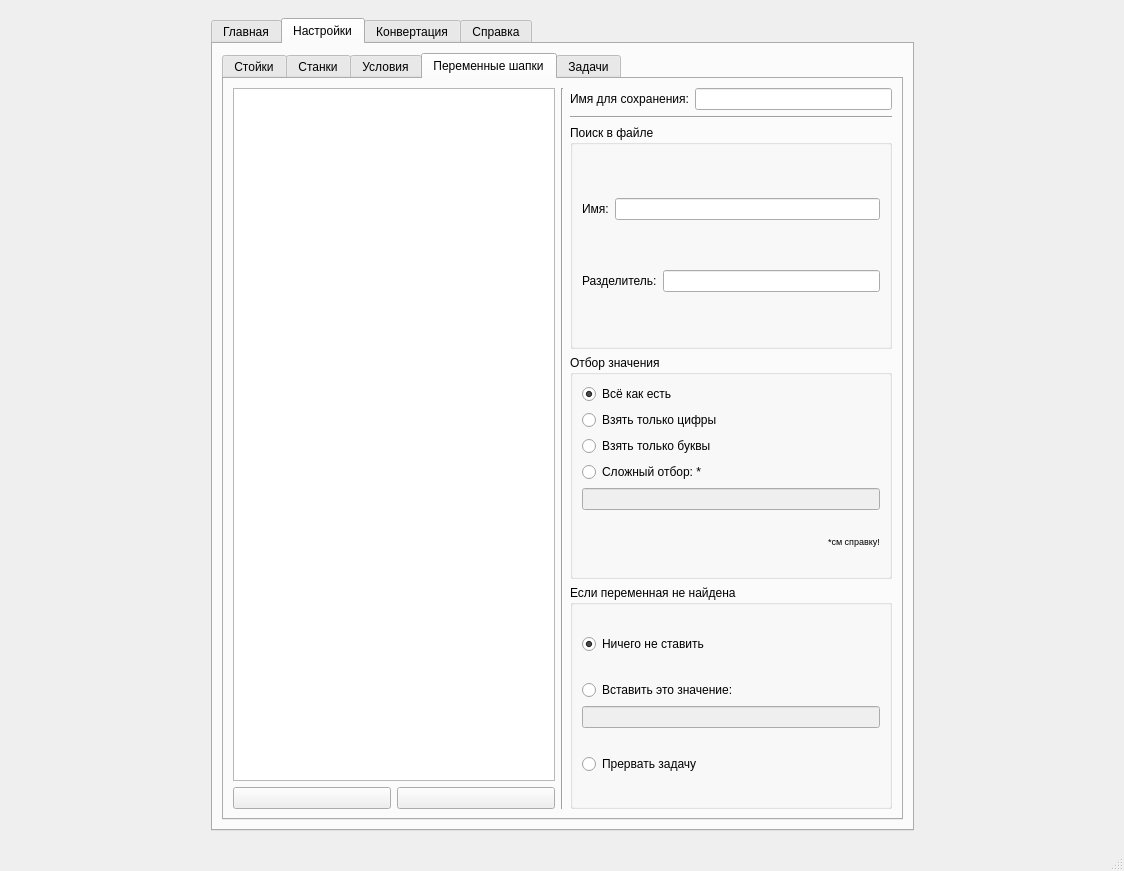
Qt form docs/pyside2-designer/ui.ui (filthps/CNC-File-Parser) before a commit.
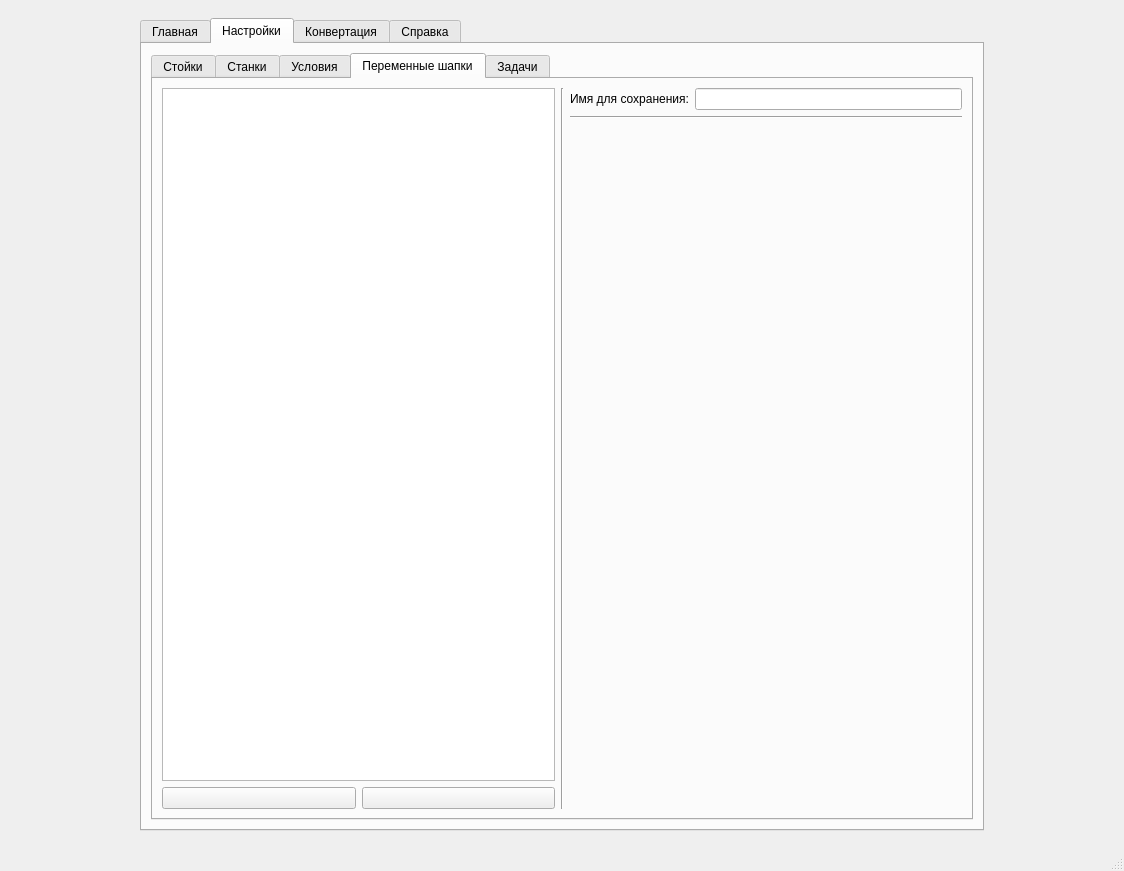
The same form after that commit. The open tabs and pages were chosen to show the change. Icons and pictures are not drawn.

Patch:
```diff
--- a/docs/pyside2-designer/ui.ui
+++ b/docs/pyside2-designer/ui.ui
@@ -225,7 +225,7 @@
                <string notr="true"/>
               </property>
               <property name="currentIndex">
-               <number>2</number>
+               <number>3</number>
               </property>
               <widget class="QWidget" name="tab_2">
                <attribute name="title">
@@ -685,20 +685,37 @@
                <attribute name="title">
                 <string>Условия</string>
                </attribute>
-               <layout class="QHBoxLayout" name="horizontalLayout_65">
+               <layout class="QVBoxLayout" name="verticalLayout_66">
                 <item>
-                 <layout class="QVBoxLayout" name="verticalLayout_67">
-                  <item>
-                   <widget class="QListWidget" name="conditions_list"/>
+                 <widget class="QListWidget" name="conditions_list">
+                  <property name="sizePolicy">
+                   <sizepolicy hsizetype="Expanding" vsizetype="Expanding">
+                    <horstretch>0</horstretch>
+                    <verstretch>0</verstretch>
+                   </sizepolicy>
+                  </property>
+                  <property name="minimumSize">
+                   <size>
+                    <width>800</width>
+                    <height>0</height>
+                   </size>
+                  </property>
+                 </widget>
                   </item>
                   <item>
                    <layout class="QHBoxLayout" name="horizontalLayout_64">
                     <item>
-                     <widget class="QPushButton" name="add_button_3">
-                      <property name="text">
-                       <string/>
-                      </property>
-                     </widget>
+                   <spacer name="horizontalSpacer_22">
+                    <property name="orientation">
+                     <enum>Qt::Horizontal</enum>
+                    </property>
+                    <property name="sizeHint" stdset="0">
+                     <size>
+                      <width>40</width>
+                      <height>20</height>
+                     </size>
+                    </property>
+                   </spacer>
                     </item>
                     <item>
                      <widget class="QPushButton" name="remove_button_3">
@@ -707,14 +724,32 @@
                       </property>
                      </widget>
                     </item>
-                   </layout>
+                  <item>
+                   <widget class="QPushButton" name="add_button_3">
+                    <property name="text">
+                     <string/>
+                    </property>
+                   </widget>
                   </item>
+                  <item>
+                   <spacer name="horizontalSpacer_40">
+                    <property name="orientation">
+                     <enum>Qt::Horizontal</enum>
+                    </property>
+                    <property name="sizeHint" stdset="0">
+                     <size>
+                      <width>40</width>
+                      <height>20</height>
+                     </size>
+                    </property>
+                   </spacer>
+                  </item>
                  </layout>
                 </item>
                 <item>
-                 <widget class="Line" name="line">
+                 <widget class="Line" name="line_21">
                   <property name="orientation">
-                   <enum>Qt::Vertical</enum>
+                   <enum>Qt::Horizontal</enum>
                   </property>
                  </widget>
                 </item>
@@ -725,7 +760,7 @@
                     <property name="title">
                      <string>Значение условия:</string>
                     </property>
-                    <layout class="QHBoxLayout" name="horizontalLayout_63">
+                    <layout class="QHBoxLayout" name="horizontalLayout_61">
                      <item>
                       <widget class="QRadioButton" name="radioButton_45">
                        <property name="text">
@@ -743,19 +778,14 @@
                     </layout>
                    </widget>
                   </item>
-                  <item>
-                   <widget class="Line" name="line_20">
-                    <property name="orientation">
-                     <enum>Qt::Horizontal</enum>
-                    </property>
-                   </widget>
-                  </item>
                   <item>
                    <widget class="QGroupBox" name="groupBox_19">
                     <property name="title">
                      <string>Условие проверки:</string>
                     </property>
-                    <layout class="QHBoxLayout" name="horizontalLayout_58">
+                    <layout class="QHBoxLayout" name="horizontalLayout_65">
+                     <item>
+                      <layout class="QHBoxLayout" name="horizontalLayout_63">
                      <item>
                       <layout class="QVBoxLayout" name="verticalLayout_62">
                        <item>
@@ -814,7 +844,14 @@
                       </layout>
                      </item>
                      <item>
-                      <layout class="QVBoxLayout" name="verticalLayout_66">
+                        <widget class="Line" name="line">
+                         <property name="orientation">
+                          <enum>Qt::Vertical</enum>
+                         </property>
+                        </widget>
+                       </item>
+                       <item>
+                        <layout class="QHBoxLayout" name="horizontalLayout_58">
                        <item>
                         <widget class="QLabel" name="label_36">
                          <property name="text">
@@ -828,13 +865,8 @@
                       </layout>
                      </item>
                     </layout>
-                   </widget>
-                  </item>
-                  <item>
-                   <widget class="Line" name="line_21">
-                    <property name="orientation">
-                     <enum>Qt::Horizontal</enum>
-                    </property>
+                     </item>
+                    </layout>
                    </widget>
                   </item>
                   <item>
@@ -871,7 +903,7 @@
                           </widget>
                          </item>
                          <item>
-                          <widget class="QComboBox" name="comboBox">
+                          <widget class="QComboBox" name="parent_condition_combobox">
                            <property name="enabled">
                             <bool>false</bool>
                            </property>
@@ -923,60 +955,7 @@
                    </widget>
                   </item>
                   <item>
-                   <spacer name="verticalSpacer_25">
-                    <property name="orientation">
-                     <enum>Qt::Vertical</enum>
-                    </property>
-                    <property name="sizeHint" stdset="0">
-                     <size>
-                      <width>20</width>
-                      <height>40</height>
-                     </size>
-                    </property>
-                   </spacer>
-                  </item>
-                  <item>
-                   <layout class="QHBoxLayout" name="horizontalLayout_61">
-                    <item>
-                     <spacer name="horizontalSpacer_22">
-                      <property name="orientation">
-                       <enum>Qt::Horizontal</enum>
-                      </property>
-                      <property name="sizeHint" stdset="0">
-                       <size>
-                        <width>40</width>
-                        <height>20</height>
-                       </size>
-                      </property>
-                     </spacer>
-                    </item>
-                    <item>
-                     <widget class="QCommandLinkButton" name="commandLinkButton_9">
-                      <property name="enabled">
-                       <bool>false</bool>
-                      </property>
-                      <property name="text">
-                       <string>Сохранить условие</string>
-                      </property>
-                     </widget>
-                    </item>
-                    <item>
-                     <spacer name="horizontalSpacer_40">
-                      <property name="orientation">
-                       <enum>Qt::Horizontal</enum>
-                      </property>
-                      <property name="sizeHint" stdset="0">
-                       <size>
-                        <width>40</width>
-                        <height>20</height>
-                       </size>
-                      </property>
-                     </spacer>
-                    </item>
-                   </layout>
-                  </item>
-                  <item>
-                   <spacer name="verticalSpacer_26">
+                   <spacer name="verticalSpacer_20">
                     <property name="orientation">
                      <enum>Qt::Vertical</enum>
                     </property>
@@ -998,7 +977,7 @@
                </attribute>
                <layout class="QVBoxLayout" name="verticalLayout_42">
                 <item>
-                 <layout class="QHBoxLayout" name="horizontalLayout_48">
+                 <layout class="QHBoxLayout" name="horizontalLayout_47">
                   <item>
                    <layout class="QVBoxLayout" name="verticalLayout_36">
                     <item>
@@ -1055,168 +1034,17 @@
                      </widget>
                     </item>
                     <item>
-                     <widget class="QGroupBox" name="groupBox_17">
-                      <property name="title">
-                       <string>Поиск в файле</string>
-                      </property>
-                      <layout class="QVBoxLayout" name="verticalLayout_51">
-                       <item>
-                        <layout class="QHBoxLayout" name="horizontalLayout_57">
-                         <item>
-                          <widget class="QLabel" name="label_32">
-                           <property name="text">
-                            <string>Имя:</string>
-                           </property>
-                          </widget>
-                         </item>
-                         <item>
-                          <widget class="QLineEdit" name="var_name_to_find"/>
-                         </item>
-                        </layout>
-                       </item>
-                       <item>
-                        <layout class="QHBoxLayout" name="horizontalLayout_55">
-                         <item>
-                          <widget class="QLabel" name="label_38">
-                           <property name="text">
-                            <string>Разделитель:</string>
-                           </property>
-                          </widget>
-                         </item>
-                         <item>
-                          <widget class="QLineEdit" name="var_name_sep"/>
-                         </item>
-                        </layout>
-                       </item>
-                      </layout>
-                     </widget>
-                    </item>
-                    <item>
-                     <widget class="QGroupBox" name="groupBox_18">
-                      <property name="title">
-                       <string>Отбор значения</string>
-                      </property>
-                      <layout class="QVBoxLayout" name="verticalLayout_50">
-                       <item>
-                        <widget class="QRadioButton" name="var_delect_all">
-                         <property name="text">
-                          <string>Всё как есть</string>
-                         </property>
-                         <property name="checked">
-                          <bool>true</bool>
-                         </property>
-                        </widget>
-                       </item>
-                       <item>
-                        <widget class="QRadioButton" name="var_delect_digits">
-                         <property name="text">
-                          <string>Взять только цифры</string>
-                         </property>
-                        </widget>
-                       </item>
-                       <item>
-                        <widget class="QRadioButton" name="var_delect_w">
-                         <property name="text">
-                          <string>Взять только буквы</string>
-                         </property>
-                        </widget>
-                       </item>
-                       <item>
-                        <layout class="QVBoxLayout" name="verticalLayout_49">
-                         <item>
-                          <widget class="QRadioButton" name="radioButton_28">
-                           <property name="text">
-                            <string>Сложный отбор: *</string>
-                           </property>
-                          </widget>
-                         </item>
-                         <item>
-                          <widget class="QLineEdit" name="lineEdit_26">
-                           <property name="enabled">
-                            <bool>false</bool>
-                           </property>
-                          </widget>
-                         </item>
-                         <item>
-                          <layout class="QHBoxLayout" name="horizontalLayout_47">
-                           <item>
-                            <spacer name="horizontalSpacer_11">
+                     <spacer name="verticalSpacer_21">
                              <property name="orientation">
-                              <enum>Qt::Horizontal</enum>
+                       <enum>Qt::Vertical</enum>
                              </property>
                              <property name="sizeHint" stdset="0">
                               <size>
-                               <width>18</width>
-                               <height>20</height>
+                        <width>20</width>
+                        <height>40</height>
                               </size>
                              </property>
                             </spacer>
-                           </item>
-                           <item>
-                            <widget class="QLabel" name="label_39">
-                             <property name="font">
-                              <font>
-                               <pointsize>7</pointsize>
-                              </font>
-                             </property>
-                             <property name="contextMenuPolicy">
-                              <enum>Qt::CustomContextMenu</enum>
-                             </property>
-                             <property name="text">
-                              <string>*см справку!</string>
-                             </property>
-                            </widget>
-                           </item>
-                          </layout>
-                         </item>
-                        </layout>
-                       </item>
-                      </layout>
-                     </widget>
-                    </item>
-                    <item>
-                     <widget class="QGroupBox" name="groupBox_16">
-                      <property name="title">
-                       <string>Если переменная не найдена</string>
-                      </property>
-                      <layout class="QVBoxLayout" name="verticalLayout_53">
-                       <item>
-                        <widget class="QRadioButton" name="var_isnotexists_nothing">
-                         <property name="text">
-                          <string>Ничего не ставить</string>
-                         </property>
-                         <property name="checked">
-                          <bool>true</bool>
-                         </property>
-                        </widget>
-                       </item>
-                       <item>
-                        <layout class="QVBoxLayout" name="verticalLayout_52">
-                         <item>
-                          <widget class="QRadioButton" name="var_isnotexists_setval">
-                           <property name="text">
-                            <string>Вставить это значение:</string>
-                           </property>
-                          </widget>
-                         </item>
-                         <item>
-                          <widget class="QLineEdit" name="lineEdit_25">
-                           <property name="enabled">
-                            <bool>false</bool>
-                           </property>
-                          </widget>
-                         </item>
-                        </layout>
-                       </item>
-                       <item>
-                        <widget class="QRadioButton" name="var_isnotexists_abort">
-                         <property name="text">
-                          <string>Прервать задачу</string>
-                         </property>
-                        </widget>
-                       </item>
-                      </layout>
-                     </widget>
                     </item>
                    </layout>
                   </item>
```
Lines whose indentation alone changed are shown as unchanged.
